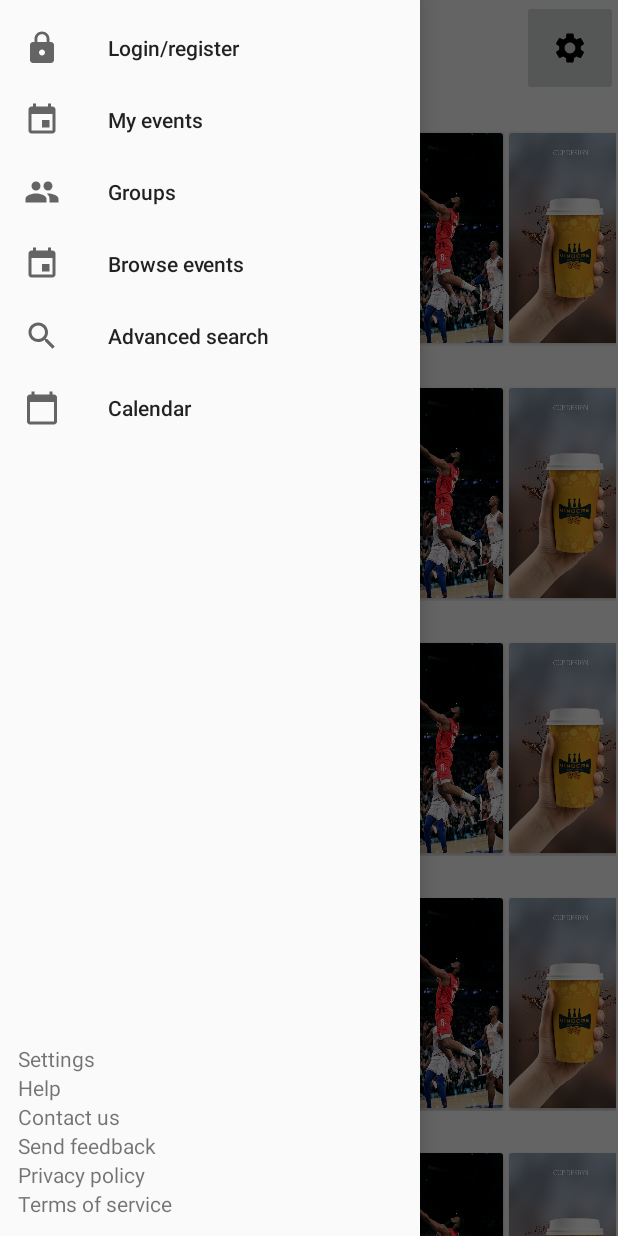
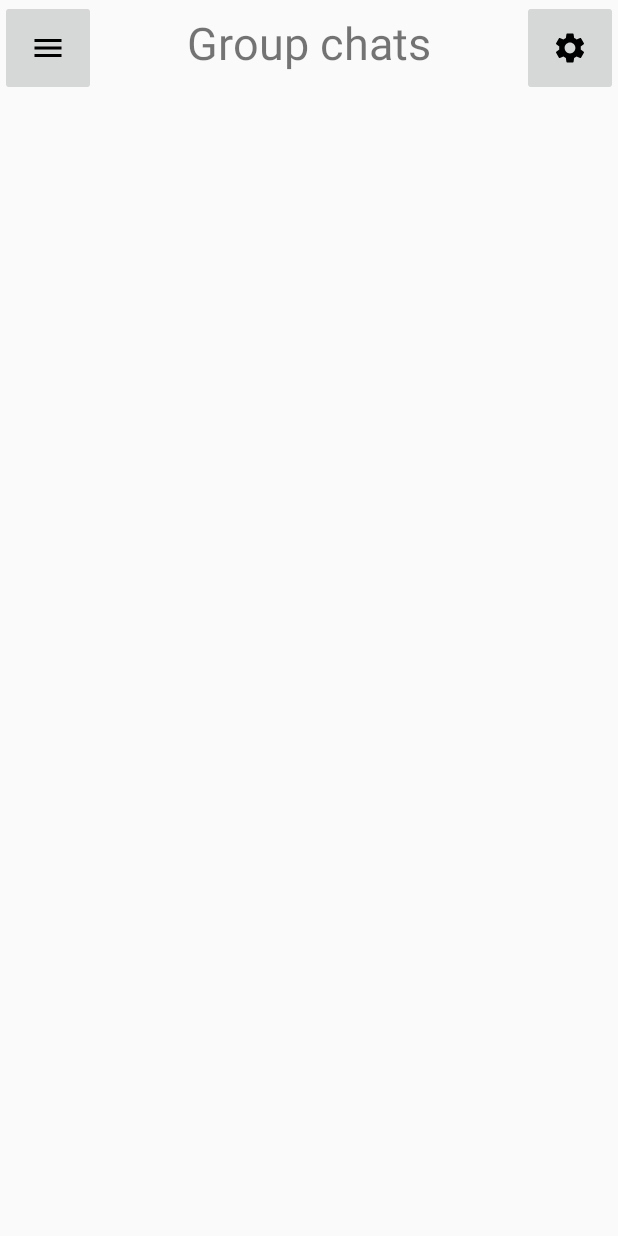
Before and after one commit to Jonno0902/PlanBee, an Android app: the screen it shows after launch (MainActivity before the commit, GroupChats after it), after a tap on "Groups", on a phone screen of 412 x 824 dp. Run offline under Robolectric (Android 15) with nearby library versions, the phone set to English and light mode, and no system bars; 3 other taps on this screen came first.

Commit message:
Added group chats activity
+ Added opening group chats from nav drawer
+ Added basic group chats activity

```diff
--- a/app/src/main/AndroidManifest.xml
+++ b/app/src/main/AndroidManifest.xml
@@ -16,7 +16,8 @@
                 <category android:name="android.intent.category.LAUNCHER" />
             </intent-filter>
         </activity>
-        <activity android:name=".LoginActivity"></activity>
+        <activity android:name=".LoginActivity" />
+        <activity android:name=".GroupChats"></activity>
     </application>
 
 </manifest>
--- /dev/null
+++ b/app/src/main/java/com/scrum/plan/planbee/GroupChats.java
@@ -0,0 +1,49 @@
+package com.scrum.plan.planbee;
+
+import android.content.Intent;
+import android.support.design.widget.NavigationView;
+import android.support.v4.widget.DrawerLayout;
+import android.support.v7.app.AppCompatActivity;
+import android.os.Bundle;
+import android.view.Gravity;
+import android.view.MenuItem;
+import android.view.View;
+import android.widget.ImageButton;
+
+public class GroupChats extends AppCompatActivity {
+    private ImageButton btnOpenNav;
+    private NavigationView navView;
+    private DrawerLayout drawLayout;
+
+    @Override
+    protected void onCreate(Bundle savedInstanceState) {
+        super.onCreate(savedInstanceState);
+        setContentView(R.layout.activity_group_chats);
+
+        navView = findViewById(R.id.nav_view);
+        navView.setNavigationItemSelectedListener(new NavigationView.OnNavigationItemSelectedListener() {
+            @Override
+            public boolean onNavigationItemSelected(MenuItem navItem) {
+                int itemId = navItem.getItemId();
+                switch (itemId) {
+                    case R.id.nav_login: // Will later have to be logged in to view group chats anyway
+                        startActivity(new Intent(GroupChats.this, LoginActivity.class));
+                        break;
+                    case R.id.nav_group_chats:
+                        // Already open
+                        break;
+                }
+                return false;
+            }
+        });
+
+        drawLayout = findViewById(R.id.drawer_layout);
+        btnOpenNav = findViewById(R.id.btn_open_nav);
+        btnOpenNav.setOnClickListener(new View.OnClickListener() {
+            @Override
+            public void onClick(View v) {
+                drawLayout.openDrawer(Gravity.LEFT);
+            }
+        });
+    }
+}
--- a/app/src/main/java/com/scrum/plan/planbee/MainActivity.java
+++ b/app/src/main/java/com/scrum/plan/planbee/MainActivity.java
@@ -68,10 +68,10 @@ public class MainActivity extends AppCompatActivity {
                     case R.id.nav_login:
                         startActivity(new Intent(MainActivity.this, LoginActivity.class));
                         break;
-                    /*case R.id.nav_my_events:
-                        startActivity(new Intent(MainActivity.this, MyEventsActivity.class));
+                    case R.id.nav_group_chats:
+                        startActivity(new Intent(MainActivity.this, GroupChats.class));
                         break;
-                    case R.id.nav_groups:
+                    /*case R.id.nav_groups:
                         startActivity(new Intent(MainActivity.this, GroupsActivity.class));
                         break;
                     case R.id.nav_browse_events:
--- /dev/null
+++ b/app/src/main/res/layout/activity_group_chats.xml
@@ -0,0 +1,109 @@
+<?xml version="1.0" encoding="utf-8"?>
+<android.support.v4.widget.DrawerLayout xmlns:android="http://schemas.android.com/apk/res/android"
+    xmlns:app="http://schemas.android.com/apk/res-auto"
+    xmlns:tools="http://schemas.android.com/tools"
+    android:id="@+id/drawer_layout"
+    android:layout_width="match_parent"
+    android:layout_height="match_parent"
+    android:fitsSystemWindows="true"
+    tools:context=".GroupChats">
+
+
+    <android.support.constraint.ConstraintLayout
+        android:id="@+id/content_frame"
+        android:layout_width="wrap_content"
+        android:layout_height="wrap_content">
+
+        <ImageButton
+            android:id="@+id/btn_open_nav"
+            android:layout_width="wrap_content"
+            android:layout_height="wrap_content"
+            android:fadingEdge="none|horizontal"
+            android:padding="20dp"
+            android:src="@drawable/ic_menu"
+            app:layout_constraintStart_toStartOf="parent"
+            app:layout_constraintTop_toTopOf="parent" />
+
+        <TextView
+            android:id="@+id/text_group_chats_title"
+            android:layout_width="wrap_content"
+            android:layout_height="wrap_content"
+            android:layout_marginBottom="8dp"
+            android:layout_marginEnd="8dp"
+            android:layout_marginStart="8dp"
+            android:layout_marginTop="8dp"
+            android:text="@string/group_chats_title"
+            android:textSize="30sp"
+            app:layout_constraintEnd_toStartOf="@+id/btn_open_settings"
+            app:layout_constraintStart_toEndOf="@+id/btn_open_nav"
+            app:layout_constraintTop_toTopOf="parent" />
+
+        <ImageButton
+            android:id="@+id/btn_open_settings"
+            android:layout_width="wrap_content"
+            android:layout_height="wrap_content"
+            android:fadingEdge="none|horizontal"
+            android:padding="20dp"
+            android:src="@drawable/ic_settings"
+            app:layout_constraintEnd_toEndOf="parent"
+            app:layout_constraintTop_toTopOf="parent" />
+
+    </android.support.constraint.ConstraintLayout>
+
+    <!-- Contents of nav drawer -->
+    <android.support.design.widget.NavigationView
+        android:id="@+id/nav_view"
+        android:layout_width="wrap_content"
+        android:layout_height="match_parent"
+        android:layout_gravity="start"
+        android:fitsSystemWindows="true"
+        app:menu="@menu/navigation_view">
+
+        <LinearLayout
+            android:layout_width="match_parent"
+            android:layout_height="wrap_content"
+            android:layout_gravity="bottom"
+            android:orientation="vertical"
+            android:padding="12dp">
+
+            <TextView
+                android:id="@+id/bottom_settings"
+                android:layout_width="match_parent"
+                android:layout_height="wrap_content"
+                android:text="@string/nav_bottom_settings" />
+
+            <TextView
+                android:id="@+id/bottom_help"
+                android:layout_width="match_parent"
+                android:layout_height="wrap_content"
+                android:text="@string/nav_bottom_help" />
+
+            <TextView
+                android:id="@+id/bottom_contact_us"
+                android:layout_width="match_parent"
+                android:layout_height="wrap_content"
+                android:text="@string/nav_bottom_contact_us" />
+
+            <TextView
+                android:id="@+id/bottom_send_feedback"
+                android:layout_width="match_parent"
+                android:layout_height="wrap_content"
+                android:text="@string/nav_bottom_send_feedback" />
+
+            <TextView
+                android:id="@+id/bottom_privacy_policy"
+                android:layout_width="match_parent"
+                android:layout_height="wrap_content"
+                android:text="@string/nav_bottom_privacy_policy" />
+
+            <TextView
+                android:id="@+id/bottom_tos"
+                android:layout_width="match_parent"
+                android:layout_height="wrap_content"
+                android:text="@string/nav_bottom_tos" />
+
+        </LinearLayout>
+
+    </android.support.design.widget.NavigationView>
+
+</android.support.v4.widget.DrawerLayout>
--- a/app/src/main/res/menu/navigation_view.xml
+++ b/app/src/main/res/menu/navigation_view.xml
@@ -12,7 +12,7 @@
             android:title="@string/nav_my_events_title" />
 
         <item
-            android:id="@+id/nav_groups"
+            android:id="@+id/nav_group_chats"
             android:icon="@drawable/ic_groups"
             android:title="@string/nav_groups_title" />
 
--- a/app/src/main/res/values/strings.xml
+++ b/app/src/main/res/values/strings.xml
@@ -10,6 +10,8 @@
     <string name="new_events_title">New events</string>
 
     <string name="home_title">PlanBee</string>
+
+    <string name="group_chats_title">Group chats</string>
 
     <string name="login_title">Login to PlanBee</string>
     <string name="login_forgot_password_text">Forgotten your password? Reset Password</string>
```
Also changed, not shown: app/src/main/res/layout/test_activity_main.xml (+2 -138 lines).
